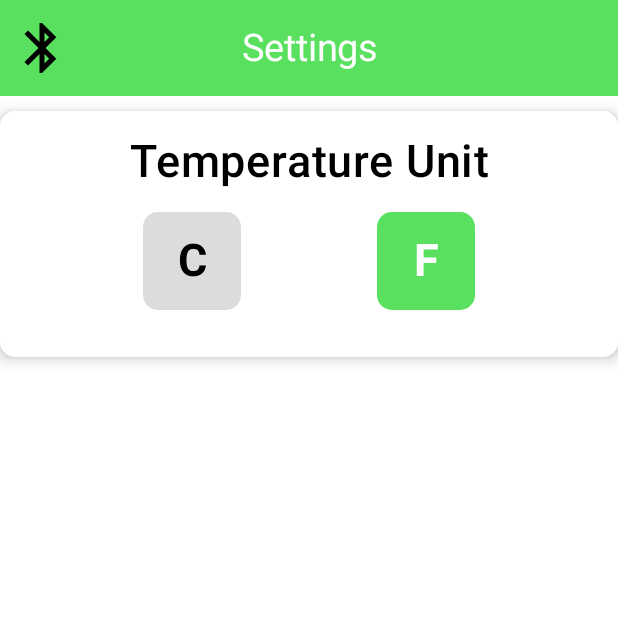
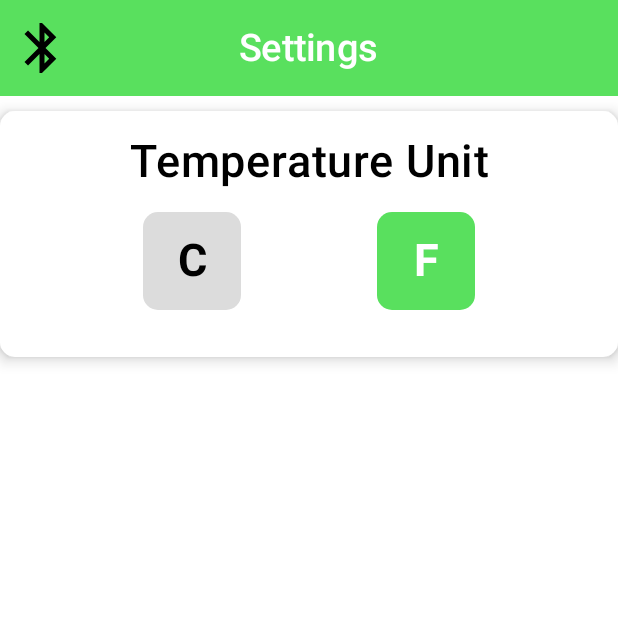
Before and after one commit to CameronRotering/PlantLink, an Android app built with Jetpack Compose: the PlantSettingsPage screen opened through its navigation route, item 2 of the bottom bar chosen, on a phone screen of 412 x 824 dp, the top half of it. Run offline under Robolectric (Android 15) with nearby library versions, the phone set to English and light mode, and no system bars; our stand-ins replace Room's generated code; 1 statement that could not run was skipped.

Commit message:
All pages: No longer using a hardcoded font size. Using Typography titleMedium to store text style of each title.

```diff
--- a/app/src/main/java/com/themakers/plantlink/BluetoothConnectScreen.kt
+++ b/app/src/main/java/com/themakers/plantlink/BluetoothConnectScreen.kt
@@ -87,7 +87,7 @@ fun BluetoothConnectScreen(
                     Text(
                         text = "Bluetooth",
                         color = MaterialTheme.colorScheme.secondary,
-                        fontSize = 25.sp
+                        style = MaterialTheme.typography.titleMedium
                     )
                 }
             )
--- a/app/src/main/java/com/themakers/plantlink/HistoryPage/HistoryPage.kt
+++ b/app/src/main/java/com/themakers/plantlink/HistoryPage/HistoryPage.kt
@@ -103,7 +103,7 @@ fun HistoryPage(
                     Text(
                         text = (plantViewModel.currClickedPlant?.plantName ?: "Plant Name") + "'s History",
                         color = MaterialTheme.colorScheme.secondary,
-                        fontSize = 25.sp
+                        style = MaterialTheme.typography.titleMedium
                     )
                 },
                 navigationIcon = {
--- a/app/src/main/java/com/themakers/plantlink/MainPage/MainPage.kt
+++ b/app/src/main/java/com/themakers/plantlink/MainPage/MainPage.kt
@@ -97,7 +97,7 @@ fun MainPage(
                     Text(
                         text = "Home",
                         color = MaterialTheme.colorScheme.secondary,
-                        fontSize = 25.sp
+                        style = MaterialTheme.typography.titleMedium
                     )
                 },
                 navigationIcon = {
--- a/app/src/main/java/com/themakers/plantlink/SettingsPage/PlantSettingsPage.kt
+++ b/app/src/main/java/com/themakers/plantlink/SettingsPage/PlantSettingsPage.kt
@@ -187,7 +187,7 @@ fun PlantSettingsPage(
                     Text(
                         text = "Plant Settings",
                         color = MaterialTheme.colorScheme.secondary,
-                        fontSize = 25.sp
+                        style = MaterialTheme.typography.titleMedium
                     )
                 },
                 navigationIcon = {
--- a/app/src/main/java/com/themakers/plantlink/SettingsPage/SettingsPage.kt
+++ b/app/src/main/java/com/themakers/plantlink/SettingsPage/SettingsPage.kt
@@ -71,7 +71,7 @@ fun SettingsPage(
                     Text(
                         text = "Settings",
                         color = MaterialTheme.colorScheme.secondary,
-                        fontSize = 25.sp
+                        style = MaterialTheme.typography.titleMedium
                     )
                 },
                 navigationIcon = {
--- a/app/src/main/java/com/themakers/plantlink/ui/theme/Type.kt
+++ b/app/src/main/java/com/themakers/plantlink/ui/theme/Type.kt
@@ -14,7 +14,12 @@ val Typography = Typography(
         fontSize = 16.sp,
         lineHeight = 24.sp,
         letterSpacing = 0.5.sp
+    ),
+    titleMedium = Typography().titleMedium.copy(
+        fontSize = 25.sp
     )
+
+
     /* Other default text styles to override
     titleLarge = TextStyle(
         fontFamily = FontFamily.Default,
```
